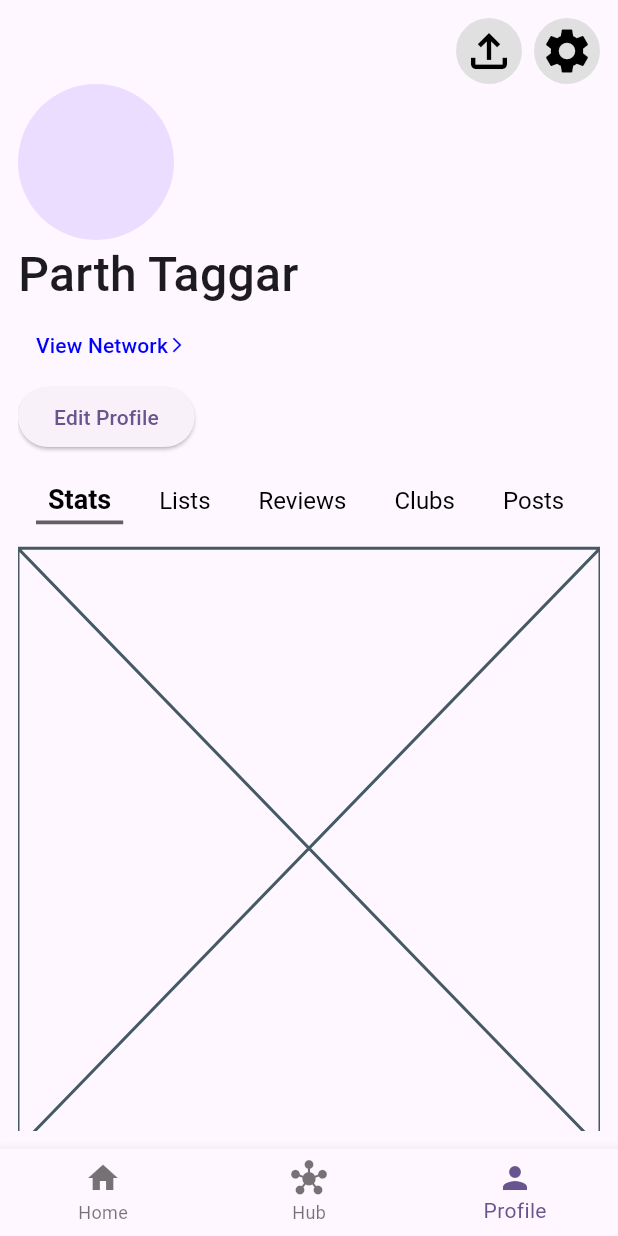
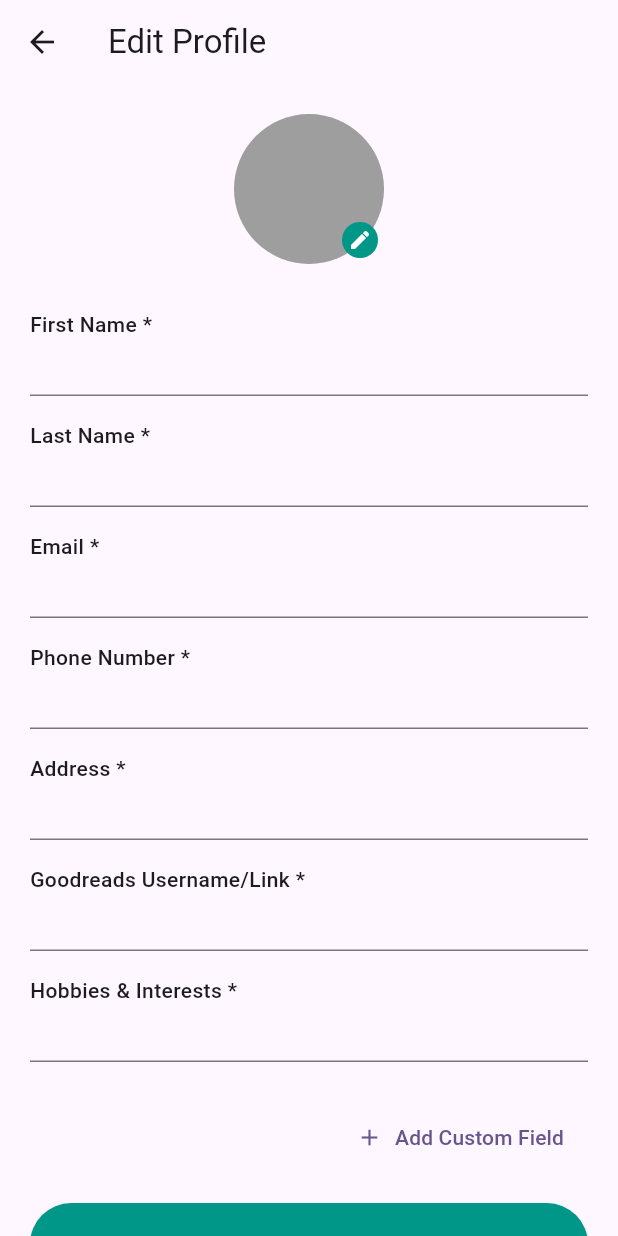
Before and after one commit to Parth-11/Athelia-App, a Flutter app: the screen it shows after launch, item 3 of the bottom bar chosen, after a tap on "Edit Profile", on a phone screen of 412 x 824 dp. Run offline on Flutter 3.47's test engine with Material 3 defaults, Android fonts, the phone set to English and light mode, and no system bars.

Commit message:
edit profile page added

```diff
--- /dev/null
+++ b/lib/screens/profile/edit_profile.dart
@@ -0,0 +1,313 @@
+import 'package:flutter/material.dart';
+
+class EditProfilePage extends StatefulWidget {
+  const EditProfilePage({super.key});
+
+  @override
+  State<EditProfilePage> createState() => _EditProfilePageState();
+}
+
+class _EditProfilePageState extends State<EditProfilePage> {
+  final TextEditingController _firstName = TextEditingController();
+  final TextEditingController _lastName = TextEditingController();
+  final TextEditingController _email = TextEditingController();
+  final TextEditingController _phone = TextEditingController();
+  final TextEditingController _address = TextEditingController();
+  final TextEditingController _goodreads = TextEditingController();
+  final TextEditingController _hobbies = TextEditingController();
+  final List<Map<String, TextEditingController>> _customFields = [];
+
+  // Add TextEditingControllers for change password dialog fields
+  final TextEditingController _currentPassword = TextEditingController();
+  final TextEditingController _newPassword = TextEditingController();
+  final TextEditingController _confirmPassword = TextEditingController();
+
+  void _showAddCustomFieldDialog() {
+    final titleController = TextEditingController();
+    final contentController = TextEditingController();
+
+    showDialog(
+      context: context,
+      builder: (context) => AlertDialog(
+        title: const Text('Add Custom Field'),
+        content: Column(
+          mainAxisSize: MainAxisSize.min,
+          children: [
+            TextField(
+              controller: titleController,
+              decoration: const InputDecoration(labelText: 'Field Title'),
+            ),
+            const SizedBox(height: 12),
+            TextField(
+              controller: contentController,
+              decoration: const InputDecoration(labelText: 'Field Content'),
+              maxLines: 2,
+            ),
+          ],
+        ),
+        actions: [
+          TextButton(
+            onPressed: () => Navigator.pop(context),
+            child: const Text('Cancel'),
+          ),
+          ElevatedButton(
+            onPressed: () {
+              if (titleController.text.isNotEmpty &&
+                  contentController.text.isNotEmpty) {
+                setState(() {
+                  _customFields.add({
+                    'title': titleController,
+                    'value': contentController,
+                  });
+                });
+                Navigator.pop(context);
+              }
+            },
+            child: const Text('Add'),
+          ),
+        ],
+      ),
+    );
+  }
+
+  void _saveProfile() {
+    // Collect and save data here
+    Navigator.pop(context); // Or show a confirmation
+  }
+
+  void _showChangePasswordDialog() {
+    showDialog(
+      context: context,
+      builder: (context) => AlertDialog(
+        title: const Text('Change Password'),
+        content: Column(
+          mainAxisSize: MainAxisSize.min,
+          children: [
+            TextField(
+              controller: _currentPassword,
+              obscureText: true,
+              decoration: const InputDecoration(labelText: 'Current Password'),
+            ),
+            const SizedBox(height: 12),
+            TextField(
+              controller: _newPassword,
+              obscureText: true,
+              decoration: const InputDecoration(labelText: 'New Password'),
+            ),
+            const SizedBox(height: 12),
+            TextField(
+              controller: _confirmPassword,
+              obscureText: true,
+              decoration: const InputDecoration(labelText: 'Confirm New Password'),
+            ),
+          ],
+        ),
+        actions: [
+          TextButton(
+            onPressed: () => Navigator.pop(context),
+            child: const Text('Cancel'),
+          ),
+          ElevatedButton(
+            onPressed: () {
+              if (_newPassword.text.isNotEmpty &&
+                  _confirmPassword.text.isNotEmpty &&
+                  _newPassword.text == _confirmPassword.text) {
+                // Handle password change (e.g., update via API or local storage)
+                // You would typically call a backend API here.
+                Navigator.pop(context);
+                // Show a success message or update the UI
+                ScaffoldMessenger.of(context).showSnackBar(
+                  const SnackBar(content: Text('Password changed successfully!')),
+                );
+              } else {
+                // Show an error message
+                ScaffoldMessenger.of(context).showSnackBar(
+                  const SnackBar(content: Text('Passwords do not match or are empty.')),
+                );
+              }
+            },
+            child: const Text('Change Password'),
+          ),
+        ],
+      ),
+    );
+  }
+
+  @override
+  void dispose() {
+    _firstName.dispose();
+    _lastName.dispose();
+    _email.dispose();
+    _phone.dispose();
+    _address.dispose();
+    _goodreads.dispose();
+    _hobbies.dispose();
+    _currentPassword.dispose();
+    _newPassword.dispose();
+    _confirmPassword.dispose();
+    for (var field in _customFields) {
+      field['title']?.dispose();
+      field['value']?.dispose();
+    }
+    super.dispose();
+  }
+
+  Widget _buildTextField(
+    String label,
+    TextEditingController controller, {
+    int maxLines = 1,
+  }) {
+    return Padding(
+      padding: const EdgeInsets.only(bottom: 16.0),
+      child: Column(
+        crossAxisAlignment: CrossAxisAlignment.start,
+        children: [
+          Text("$label *", style: const TextStyle(fontWeight: FontWeight.w500)),
+          const SizedBox(height: 6),
+          TextField(
+            controller: controller,
+            maxLines: maxLines,
+            decoration: const InputDecoration(
+              border: UnderlineInputBorder(),
+              isDense: true,
+            ),
+          ),
+        ],
+      ),
+    );
+  }
+
+  Widget _buildCustomField(
+    TextEditingController labelController,
+    TextEditingController controller, {
+    int maxLines = 1,
+  }) {
+    return Padding(
+      padding: const EdgeInsets.only(bottom: 16.0),
+      child: Column(
+        crossAxisAlignment: CrossAxisAlignment.start,
+        children: [
+          // Label is now a TextField that is editable
+          TextField(
+            controller: labelController,
+            maxLines: 1, // Keep it single-line or adjust for multi-line
+            style: const TextStyle(fontWeight: FontWeight.w500),
+            decoration: const InputDecoration(
+              border: InputBorder.none, // No border for label
+              isDense: true,
+              hintText: "Label", // Default text or hint
+            ),
+          ),
+          const SizedBox(height: 6),
+          // Actual input field
+          TextField(
+            controller: controller,
+            maxLines: maxLines,
+            decoration: const InputDecoration(
+              border: UnderlineInputBorder(),
+              isDense: true,
+            ),
+          ),
+        ],
+      ),
+    );
+  }
+
+  @override
+  Widget build(BuildContext context) {
+    return Scaffold(
+      appBar: AppBar(title: const Text("Edit Profile")),
+      body: SingleChildScrollView(
+        padding: const EdgeInsets.all(20),
+        child: Column(
+          children: [
+            // Profile picture with edit icon
+            Stack(
+              alignment: Alignment.bottomRight,
+              children: [
+                const CircleAvatar(radius: 50, backgroundColor: Colors.grey),
+                Positioned(
+                  right: 4,
+                  bottom: 4,
+                  child: Container(
+                    padding: const EdgeInsets.all(4),
+                    decoration: const BoxDecoration(
+                      color: Colors.teal,
+                      shape: BoxShape.circle,
+                    ),
+                    child: const Icon(
+                      Icons.edit,
+                      size: 16,
+                      color: Colors.white,
+                    ),
+                  ),
+                ),
+              ],
+            ),
+
+            const SizedBox(height: 30),
+
+            // Main Fields
+            _buildTextField("First Name", _firstName),
+            _buildTextField("Last Name", _lastName),
+            _buildTextField("Email", _email),
+            _buildTextField("Phone Number", _phone),
+            _buildTextField("Address", _address),
+            _buildTextField("Goodreads Username/Link", _goodreads),
+            _buildTextField("Hobbies & Interests", _hobbies),
+
+            const SizedBox(height: 10),
+
+            // Custom Fields
+            for (int i = 0; i < _customFields.length; i++) ...[
+              _buildCustomField(
+                _customFields[i]['title']!,
+                _customFields[i]['value']!,
+                maxLines: 2,
+              ),
+            ],
+
+            Align(
+              alignment: Alignment.centerRight,
+              child: TextButton.icon(
+                onPressed: _showAddCustomFieldDialog,
+                icon: const Icon(Icons.add),
+                label: const Text("Add Custom Field"),
+              ),
+            ),
+
+            const SizedBox(height: 20),
+
+            // Save Button
+            SizedBox(
+              width: double.infinity,
+              child: ElevatedButton(
+                style: ElevatedButton.styleFrom(
+                  backgroundColor: Colors.teal,
+                  padding: const EdgeInsets.symmetric(vertical: 16),
+                ),
+                onPressed: _saveProfile,
+                child: const Text("Save", style: TextStyle(fontSize: 16)),
+              ),
+            ),
+
+            const SizedBox(height: 12),
+
+            // Change Password
+            SizedBox(
+              width: double.infinity,
+              child: OutlinedButton(
+                onPressed: _showChangePasswordDialog, // Handle change password
+                style: OutlinedButton.styleFrom(
+                  side: const BorderSide(color: Colors.teal),
+                  padding: const EdgeInsets.symmetric(vertical: 16),
+                ),
+                child: const Text("Change Password"),
+              ),
+            ),
+          ],
+        ),
+      ),
+    );
+  }
+}
--- a/lib/screens/profile/profile_page.dart
+++ b/lib/screens/profile/profile_page.dart
@@ -1,3 +1,4 @@
+import 'package:athelia/screens/profile/edit_profile.dart';
 import 'package:athelia/screens/profile/lists.dart';
 import 'package:athelia/screens/profile/settings.dart';
 import 'package:athelia/screens/profile/stats.dart';
@@ -75,7 +76,17 @@ class _ProfilePageState extends State<ProfilePage> {
             ),
           ),
           // Edit Profile button
-          ElevatedButton(onPressed: () {}, child: Text('Edit Profile')),
+          ElevatedButton(
+            onPressed: () {
+              Navigator.push(
+                context,
+                MaterialPageRoute(
+                  builder: (context) => const EditProfilePage(),
+                ),
+              );
+            },
+            child: Text('Edit Profile'),
+          ),
           OptionList(
             options: ['Stats', 'Lists', 'Reviews', 'Clubs', 'Posts'],
             onChanged: pageChange,
```
Also changed, not shown: 3 other files.
